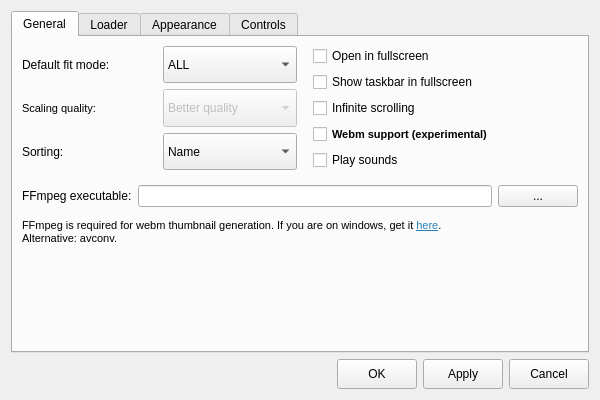
Before: the Qt Designer form settingsdialog.ui in do-i/thumbgrid, drawn with Qt 5.
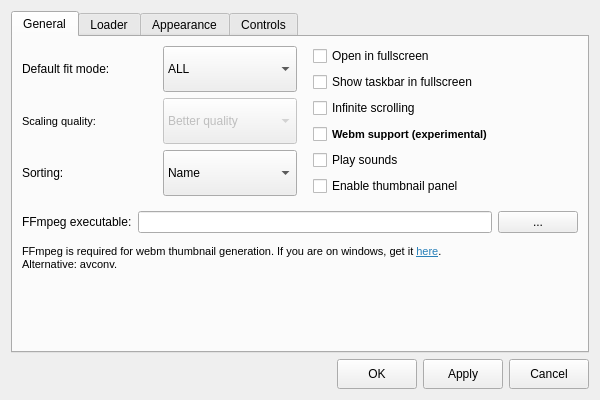
After: the same form once the commit is applied. The open tabs and pages were chosen to show the change. Custom widgets are drawn as their Qt base class.

Commit message: +option to disable panel (for dem minimalism) +add checkbox to hide menubar to settings dialog

```diff
--- a/settingsdialog.ui
+++ b/settingsdialog.ui
@@ -362,6 +362,19 @@
              </property>
             </widget>
            </item>
+           <item>
+            <widget class="QCheckBox" name="enablePanelCheckBox">
+             <property name="minimumSize">
+              <size>
+               <width>0</width>
+               <height>20</height>
+              </size>
+             </property>
+             <property name="text">
+              <string>Enable thumbnail panel</string>
+             </property>
+            </widget>
+           </item>
            <item>
             <spacer name="verticalSpacer_4">
              <property name="orientation">
```
Left out of the diff: 9 changed lines with no effect on the pictures. The commit also changes 7 other files.
